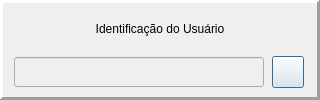
The window that Screen/frmLogin.ui (LasFreitas/Bike) describes before a commit, drawn with Qt 5.
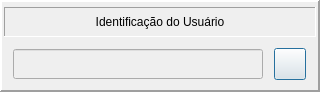
The same window after the commit. Icons and pictures are not drawn.

What changed in the file:
```diff
--- a/Screen/frmLogin.ui
+++ b/Screen/frmLogin.ui
@@ -10,7 +10,7 @@
     <x>0</x>
     <y>0</y>
     <width>320</width>
-    <height>100</height>
+    <height>92</height>
    </rect>
   </property>
   <property name="windowTitle">
@@ -22,7 +22,7 @@
      <x>0</x>
      <y>0</y>
      <width>320</width>
-     <height>100</height>
+     <height>92</height>
     </rect>
    </property>
    <property name="minimumSize">
@@ -38,28 +38,40 @@
     <enum>QFrame::Raised</enum>
    </property>
    <property name="lineWidth">
-    <number>3</number>
+    <number>2</number>
    </property>
    <layout class="QVBoxLayout" name="verticalLayout">
     <property name="spacing">
-     <number>3</number>
+     <number>4</number>
     </property>
     <property name="leftMargin">
-     <number>5</number>
+     <number>2</number>
     </property>
     <property name="topMargin">
-     <number>5</number>
+     <number>2</number>
     </property>
     <property name="rightMargin">
-     <number>5</number>
+     <number>2</number>
     </property>
     <property name="bottomMargin">
-     <number>5</number>
+     <number>2</number>
     </property>
     <item>
      <widget class="QLabel" name="label">
+      <property name="maximumSize">
+       <size>
+        <width>16777215</width>
+        <height>30</height>
+       </size>
+      </property>
       <property name="accessibleName">
-       <string>SYS|FB|FS14</string>
+       <string>SYS|FB|FS12</string>
+      </property>
+      <property name="frameShape">
+       <enum>QFrame::Panel</enum>
+      </property>
+      <property name="frameShadow">
+       <enum>QFrame::Sunken</enum>
       </property>
       <property name="text">
        <string>Identificação do Usuário</string>
```
